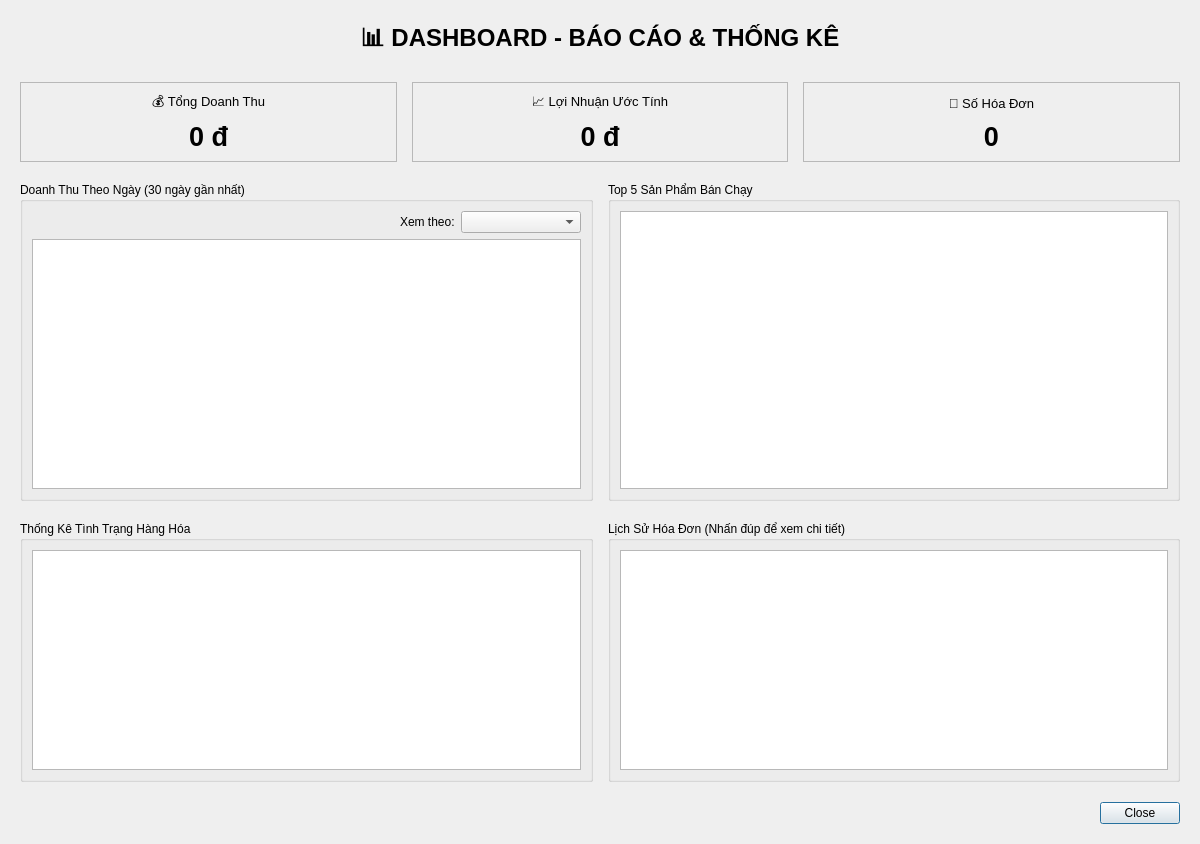
This is ThongKe.ui in DuongNguyen0210/StoreProject as Qt 5 draws it before an edit. The edited form follows.
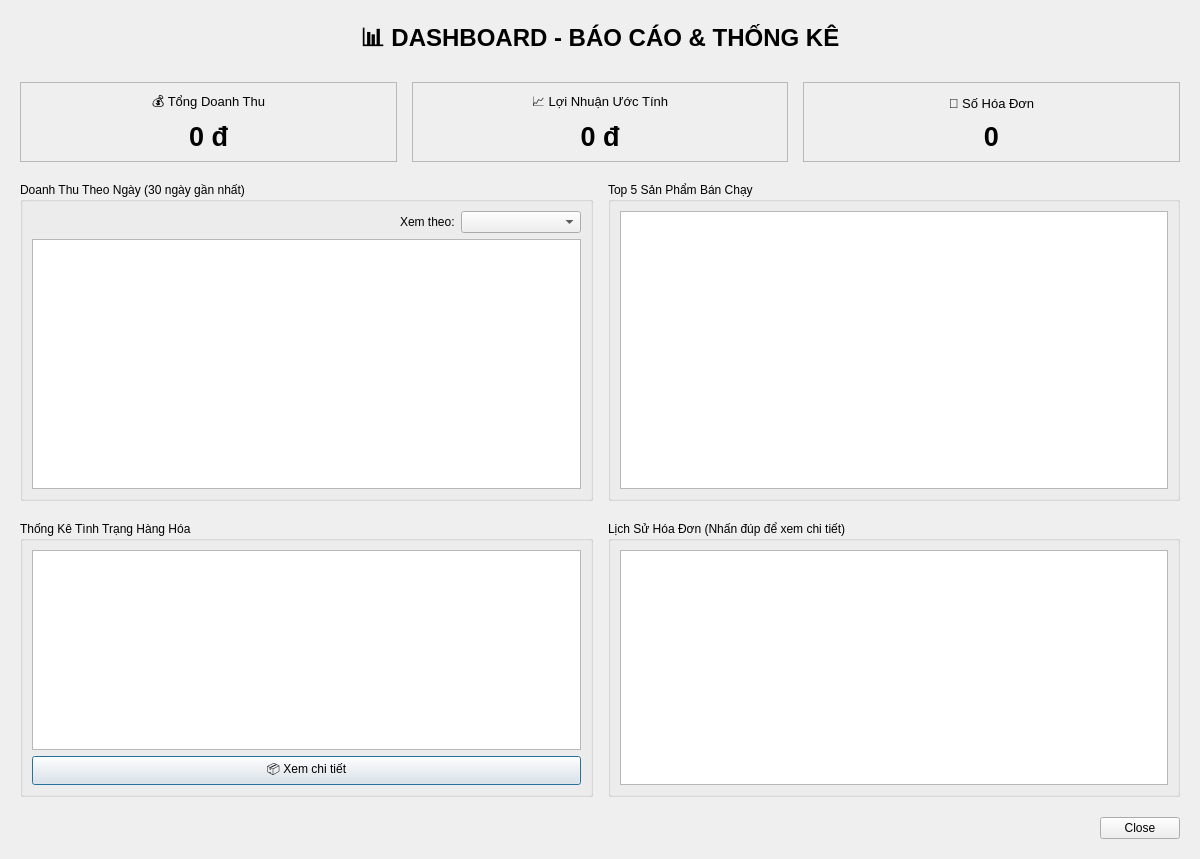
This is the edited form. Icons and pictures are not drawn. Custom widgets are drawn as their Qt base class.

```diff
--- a/ThongKe.ui
+++ b/ThongKe.ui
@@ -285,6 +285,13 @@
           </property>
          </widget>
         </item>
+        <item>
+         <widget class="QPushButton" name="btnStockDetails">
+          <property name="text">
+           <string>📦 Xem chi tiết</string>
+          </property>
+         </widget>
+        </item>
        </layout>
       </widget>
      </item>
```
